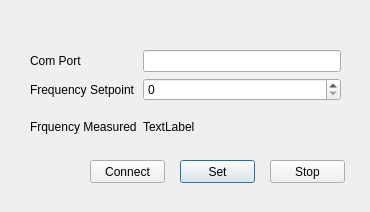
This is UI/gui.ui in AFML-OKState/Fanshrimp-Control_UI as Qt 5 draws it before an edit. The edited form follows.
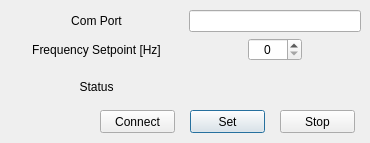
This is the edited form. Icons and pictures are not drawn.

```diff
--- a/UI/gui.ui
+++ b/UI/gui.ui
@@ -7,55 +7,93 @@
     <x>0</x>
     <y>0</y>
     <width>370</width>
-    <height>212</height>
+    <height>143</height>
    </rect>
   </property>
   <property name="windowTitle">
    <string>Motor Control</string>
   </property>
+  <property name="windowIcon">
+   <iconset>
+    <normaloff>shrimp.png</normaloff>shrimp.png</iconset>
+  </property>
+  <property name="autoFillBackground">
+   <bool>false</bool>
+  </property>
   <widget class="QWidget" name="gridLayoutWidget">
    <property name="geometry">
     <rect>
-     <x>30</x>
-     <y>50</y>
-     <width>311</width>
+     <x>10</x>
+     <y>10</y>
+     <width>351</width>
      <height>96</height>
     </rect>
    </property>
    <layout class="QGridLayout" name="gridLayout">
-    <item row="0" column="1">
-     <widget class="QLabel" name="label_2">
-      <property name="text">
-       <string>Com Port</string>
-      </property>
-     </widget>
-    </item>
-    <item row="0" column="2">
-     <widget class="QLineEdit" name="com_in"/>
-    </item>
-    <item row="1" column="1">
-     <widget class="QLabel" name="label">
-      <property name="text">
-       <string>Frequency Setpoint</string>
-      </property>
-     </widget>
-    </item>
     <item row="2" column="1">
      <widget class="QLabel" name="label_3">
       <property name="text">
-       <string>Frquency Measured</string>
+       <string>Status</string>
+      </property>
+      <property name="alignment">
+       <set>Qt::AlignCenter</set>
+      </property>
+     </widget>
+    </item>
+    <item row="1" column="1">
+     <widget class="QLabel" name="label">
+      <property name="text">
+       <string>Frequency Setpoint [Hz]</string>
+      </property>
+      <property name="alignment">
+       <set>Qt::AlignCenter</set>
+      </property>
+     </widget>
+    </item>
+    <item row="0" column="2">
+     <widget class="QLineEdit" name="com_in">
+      <property name="sizePolicy">
+       <sizepolicy hsizetype="Minimum" vsizetype="Fixed">
+        <horstretch>0</horstretch>
+        <verstretch>0</verstretch>
+       </sizepolicy>
       </property>
      </widget>
     </item>
     <item row="2" column="2">
      <widget class="QLabel" name="meas_out">
       <property name="text">
-       <string>TextLabel</string>
+       <string/>
       </property>
+      <property name="alignment">
+       <set>Qt::AlignCenter</set>
+      </property>
      </widget>
     </item>
-    <item row="1" column="2">
+    <item row="0" column="1">
+     <widget class="QLabel" name="label_2">
+      <property name="text">
+       <string>Com Port</string>
+      </property>
+      <property name="alignment">
+       <set>Qt::AlignCenter</set>
+      </property>
+     </widget>
+    </item>
+    <item row="1" column="2" alignment="Qt::AlignHCenter">
      <widget class="QDoubleSpinBox" name="SP_in">
+      <property name="sizePolicy">
+       <sizepolicy hsizetype="Fixed" vsizetype="Fixed">
+        <horstretch>0</horstretch>
+        <verstretch>0</verstretch>
+       </sizepolicy>
+      </property>
+      <property name="layoutDirection">
+       <enum>Qt::LeftToRight</enum>
+      </property>
+      <property name="alignment">
+       <set>Qt::AlignCenter</set>
+      </property>
       <property name="decimals">
        <number>0</number>
       </property>
@@ -69,8 +107,8 @@
   <widget class="QPushButton" name="set_but">
    <property name="geometry">
     <rect>
-     <x>180</x>
-     <y>160</y>
+     <x>190</x>
+     <y>110</y>
      <width>75</width>
      <height>23</height>
     </rect>
@@ -82,8 +120,8 @@
   <widget class="QPushButton" name="stop_but">
    <property name="geometry">
     <rect>
-     <x>270</x>
-     <y>160</y>
+     <x>280</x>
+     <y>110</y>
      <width>75</width>
      <height>23</height>
     </rect>
@@ -95,8 +133,8 @@
   <widget class="QPushButton" name="con_but">
    <property name="geometry">
     <rect>
-     <x>90</x>
-     <y>160</y>
+     <x>100</x>
+     <y>110</y>
      <width>75</width>
      <height>23</height>
     </rect>
```
Left out of the diff: 5 changed lines with no effect on the pictures.
